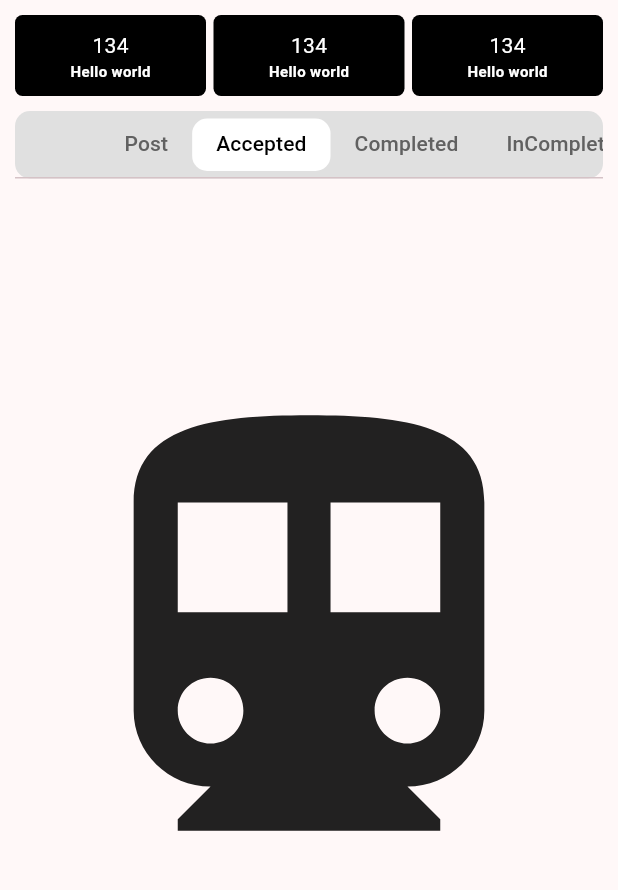
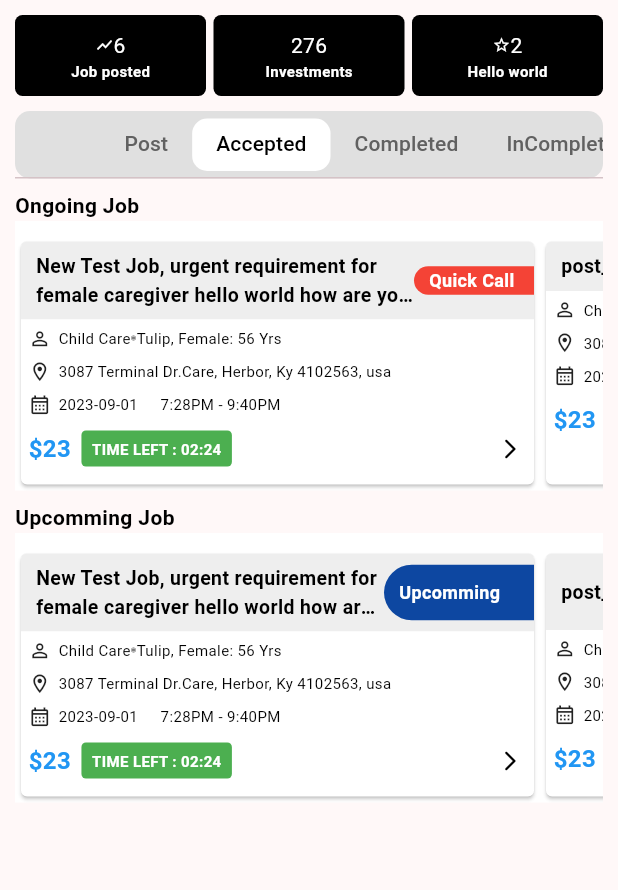
Before and after one commit to ekodusproduction/peaceworc-agency-flutter-app, a Flutter app: the DashBoardScreen screen opened directly, tab 2 chosen, on a phone screen of 412 x 824 dp, the part 132-1022 px from its top. Run offline on Flutter 3.47's test engine with Material 2 defaults, Android fonts, the phone set to English and light mode, and no system bars; our stand-ins replace flutter_svg, fluttertoast; missing offline and left inert: dart:ffi.

Commit message:
accepted job - 11/9/2023

```diff
--- a/lib/ui/DashBoardScreen.dart
+++ b/lib/ui/DashBoardScreen.dart
@@ -1,4 +1,5 @@
 import 'package:flutter/material.dart';
+import 'package:peaceworc_agency/ui/accepted_jobs/AccptedJobsScreen.dart';
 import 'package:peaceworc_agency/ui/post_job_list/PostJobListScreen.dart';
 
 class DashBoardScreen extends StatefulWidget {
@@ -70,8 +71,14 @@ class _DashBoardScreenState extends State<DashBoardScreen> {
                               padding: const EdgeInsets.only(top: 10, bottom: 10.0),
                               child: Column(
                                 children: [
-                                  Text("134", style: TextStyle(color: Colors.white),),
-                                  Text("Hello world", style: TextStyle(color: Colors.white, fontWeight: FontWeight.bold, fontSize: 10.0),),
+                                  Row(
+                                    mainAxisAlignment: MainAxisAlignment.center,
+                                    children: [
+                                      Icon(Icons.show_chart, size: 12, color: Colors.white,),
+                                      Text("6", style: TextStyle(color: Colors.white),),
+                                    ],
+                                  ),
+                                  Text("Job posted", style: TextStyle(color: Colors.white, fontWeight: FontWeight.bold, fontSize: 10.0),),
                                 ],
                               ),
                             ),
@@ -88,8 +95,8 @@ class _DashBoardScreenState extends State<DashBoardScreen> {
                               padding: const EdgeInsets.only(top: 10, bottom: 10.0),
                               child: Column(
                                 children: [
-                                  Text("134", style: TextStyle(color: Colors.white),),
-                                  Text("Hello world", style: TextStyle(color: Colors.white, fontWeight: FontWeight.bold, fontSize: 10.0),),
+                                Text("276", style: TextStyle(color: Colors.white),),
+                                  Text("Investments", style: TextStyle(color: Colors.white, fontWeight: FontWeight.bold, fontSize: 10.0),),
                                 ],
                               ),
                             ),
@@ -106,7 +113,13 @@ class _DashBoardScreenState extends State<DashBoardScreen> {
                               padding: const EdgeInsets.only(top: 10, bottom: 10.0),
                               child: Column(
                                 children: [
-                                  Text("134", style: TextStyle(color: Colors.white),),
+                                  Row(
+                                    mainAxisAlignment: MainAxisAlignment.center,
+                                    children: [
+                                      Icon(Icons.star_border_outlined, size: 12, color: Colors.white,),
+                                      Text("2", style: TextStyle(color: Colors.white),),
+                                    ],
+                                  ),
                                   Text("Hello world", style: TextStyle(color: Colors.white, fontWeight: FontWeight.bold, fontSize: 10.0),),
                                 ],
                               ),
@@ -148,7 +161,7 @@ class _DashBoardScreenState extends State<DashBoardScreen> {
                     child:  TabBarView(
                       children: [
                         PostJobListScreen(),
-                        Icon(Icons.directions_transit, size: 350),
+                        AcceptedJobsScreen(),
                         Icon(Icons.directions_car, size: 350),
                         Icon(Icons.child_friendly_sharp, size: 350),
                       ],
--- /dev/null
+++ b/lib/ui/accepted_jobs/AccptedJobsScreen.dart
@@ -0,0 +1,53 @@
+import 'package:flutter/material.dart';
+import 'package:peaceworc_agency/ui/accepted_jobs/OngoingJobCard.dart';
+import 'package:peaceworc_agency/ui/accepted_jobs/UpcommingJobCard.dart';
+import 'package:peaceworc_agency/ui/post_job_list/PostJobCard.dart';
+class AcceptedJobsScreen extends StatefulWidget {
+  const AcceptedJobsScreen({super.key});
+
+  @override
+  State<AcceptedJobsScreen> createState() => _AcceptedJobsScreenState();
+}
+
+class _AcceptedJobsScreenState extends State<AcceptedJobsScreen> {
+  final List _jobs = [
+    "New Test Job, urgent requirement for female caregiver hello world how are you not good just chill.",
+    "post_2",
+    "post_3"
+  ];
+
+  @override
+  Widget build(BuildContext context) {
+    return Scaffold(
+      body: Column(
+        crossAxisAlignment: CrossAxisAlignment.start,
+        children: [
+          SizedBox(height: 8,),
+          Text("Ongoing Job", style: TextStyle(fontSize: 14, fontWeight: FontWeight.bold, color: Colors.black),),
+          SizedBox(
+            height: 180,
+            child: ListView.builder(
+              shrinkWrap: true,
+                scrollDirection: Axis.horizontal,
+                itemCount: _jobs.length.toInt(),
+                itemBuilder: (context, index){
+                  return OngoingJobCard(child: _jobs[index]);
+                }),
+          ),
+          SizedBox(height: 8,),
+          Text("Upcomming Job", style: TextStyle(fontSize: 14, fontWeight: FontWeight.bold, color: Colors.black),),
+          SizedBox(
+            height: 180,
+            child: ListView.builder(
+                shrinkWrap: true,
+                scrollDirection: Axis.horizontal,
+                itemCount: _jobs.length.toInt(),
+                itemBuilder: (context, index){
+                  return UpcommingJobCard(child: _jobs[index]);
+                }),
+          ),
+        ],
+      ),
+    );
+  }
+}
--- /dev/null
+++ b/lib/ui/accepted_jobs/OngoingJobCard.dart
@@ -0,0 +1,134 @@
+import 'package:flutter/material.dart';
+class OngoingJobCard extends StatefulWidget {
+  final String child;
+  const OngoingJobCard({required this.child});
+
+  @override
+  State<OngoingJobCard> createState() => _OngoingJobCardState();
+}
+
+class _OngoingJobCardState extends State<OngoingJobCard> {
+
+  @override
+  Widget build(BuildContext context) {
+    return Container(
+      color: Colors.white,
+      width: 350,
+      child: Padding(
+        padding: const EdgeInsets.only(top: 10.0),
+        child: Card(
+          color: Colors.white,
+          shape: RoundedRectangleBorder(
+            borderRadius: BorderRadius.circular(4),
+          ),
+          clipBehavior: Clip.antiAliasWithSaveLayer,
+          child: Column(
+            crossAxisAlignment: CrossAxisAlignment.start,
+            children: <Widget>[
+              Container(
+                color: Colors.grey[200],
+                child: Padding(
+                  padding: const EdgeInsets.only(left: 10.0, top: 7.0, bottom: 7.0),
+                  child: Row(
+                    mainAxisAlignment: MainAxisAlignment.spaceBetween,
+                    children: <Widget>[
+                      Expanded(child: Text(
+                        widget.child,
+                        style: TextStyle(color: Colors.black, fontWeight: FontWeight.bold, fontSize: 13.0),
+                        maxLines: 2,
+                        overflow: TextOverflow.ellipsis,
+                      )),
+                      Container(
+                          width: 80,
+                          decoration: BoxDecoration(
+                              color: Colors.red,
+                              borderRadius: BorderRadius.only(topLeft: Radius.circular(100), bottomLeft: Radius.circular(100))
+                          ),
+                          child: SizedBox(width:10, child: Padding(
+                            padding: const EdgeInsets.only(right: 10.0, left: 10.0, top: 1.0, bottom: 1.0),
+                            child: Text(
+                              "Quick Call",
+                              style: TextStyle(color: Colors.white, fontWeight: FontWeight.bold, fontSize: 12),
+                            ),
+                          ))
+                      )
+                    ],
+                  ),
+                ),
+              ),
+              Container(
+                color: Colors.white,
+                child: Padding(
+                  padding: const EdgeInsets.only(left: 5.0),
+                  child: Column(
+                    mainAxisAlignment: MainAxisAlignment.center,
+                    children: [
+                      SizedBox(height: 5,),
+                      Row(
+                        mainAxisAlignment: MainAxisAlignment.start,
+                        children: [
+                          Icon(Icons.person_outline, size: 15,),
+                          SizedBox(width: 5,),
+                          Text("Child Care", style: TextStyle(fontSize: 10, fontWeight: FontWeight.normal, color: Colors.black),maxLines: 1,),
+                          Icon(Icons.do_not_disturb_on_total_silence, color: Colors.grey[800],size: 4,),
+                          Text("Tulip, Female: 56 Yrs", style: TextStyle(fontSize: 10, fontWeight: FontWeight.normal, color: Colors.black),maxLines: 1,)
+                        ],
+                      ),
+                      SizedBox(height: 7,),
+                      Row(
+                        mainAxisAlignment: MainAxisAlignment.start,
+                        children: [
+                          Icon(Icons.location_on_outlined, size: 15,),
+                          SizedBox(width: 5,),
+                          Text("3087 Terminal Dr.Care, Herbor, Ky 4102563, usa", style: TextStyle(fontSize: 10, fontWeight: FontWeight.normal, color: Colors.black),maxLines: 1,),
+                        ],
+                      ),
+                      SizedBox(height: 7,),
+                      Row(
+                        mainAxisAlignment: MainAxisAlignment.start,
+                        children: [
+                          Icon(Icons.calendar_month_outlined, size: 15,),
+                          SizedBox(width: 5,),
+                          Text("2023-09-01", style: TextStyle(fontSize: 10, fontWeight: FontWeight.normal, color: Colors.black), maxLines: 1,),
+                          SizedBox(width: 15,),
+                          Text("7:28PM - 9:40PM", style: TextStyle(fontSize: 10, fontWeight: FontWeight.normal, color: Colors.black), maxLines: 1,),
+                        ],
+                      ),
+                      SizedBox(height: 10,),
+                      Row(
+                        mainAxisAlignment: MainAxisAlignment.spaceBetween,
+                        children: [
+                          Row(
+                            children: [
+                              Text("\u002423", style: TextStyle(fontSize: 16, fontWeight: FontWeight.bold, color: Colors.blue[500]),),
+                              SizedBox(width: 7,),
+                              Container(
+                                decoration: BoxDecoration(
+                                    borderRadius: BorderRadius.circular(3),
+                                    color: Colors.green[500]
+                                ),
+                                child: Padding(
+                                  padding: const EdgeInsets.only(left: 7.0, right: 7.0, top: 5.0, bottom: 5.0),
+                                  child: Text("TIME LEFT : 02:24", style: TextStyle(fontWeight: FontWeight.bold, color: Colors.white, fontSize: 10), maxLines: 1,),
+                                ),
+                              )
+                            ],
+                          ),
+                          Padding(
+                            padding: const EdgeInsets.only(right: 8.0),
+                            child: Icon(Icons.arrow_forward_ios_rounded, size: 16, color: Colors.black,),
+                          ),
+                        ],
+                      ),
+                      SizedBox(height: 10,),
+                    ],
+                  ),
+                ),
+              )
+            ],
+          ),
+        ),
+      ),
+    );
+  }
+}
--- /dev/null
+++ b/lib/ui/accepted_jobs/UpcommingJobCard.dart
@@ -0,0 +1,133 @@
+import 'package:flutter/material.dart';
+class UpcommingJobCard extends StatefulWidget {
+  final String child;
+  const UpcommingJobCard({required this.child});
+
+  @override
+  State<UpcommingJobCard> createState() => _UpcommingJobCardState();
+}
+
+class _UpcommingJobCardState extends State<UpcommingJobCard> {
+  @override
+  Widget build(BuildContext context) {
+    return Container(
+      color: Colors.white,
+      width: 350,
+      child: Padding(
+        padding: const EdgeInsets.only(top: 10.0),
+        child: Card(
+          color: Colors.white,
+          shape: RoundedRectangleBorder(
+            borderRadius: BorderRadius.circular(4),
+          ),
+          clipBehavior: Clip.antiAliasWithSaveLayer,
+          child: Column(
+            crossAxisAlignment: CrossAxisAlignment.start,
+            children: <Widget>[
+              Container(
+                color: Colors.grey[200],
+                child: Padding(
+                  padding: const EdgeInsets.only(left: 10.0, top: 7.0, bottom: 7.0),
+                  child: Row(
+                    mainAxisAlignment: MainAxisAlignment.spaceBetween,
+                    children: <Widget>[
+                      Expanded(child: Text(
+                        widget.child,
+                        style: TextStyle(color: Colors.black, fontWeight: FontWeight.bold, fontSize: 13.0),
+                        maxLines: 2,
+                        overflow: TextOverflow.ellipsis,
+                      )),
+                      Container(
+                          width: 100,
+                          decoration: BoxDecoration(
+                              color: Colors.blue[900],
+                              borderRadius: BorderRadius.only(topLeft: Radius.circular(100), bottomLeft: Radius.circular(100))
+                          ),
+                          child: SizedBox(width:10, child: Padding(
+                            padding: const EdgeInsets.only(right: 10.0, left: 10.0, top: 10.0, bottom: 10.0),
+                            child: Text(
+                              "Upcomming",
+                              style: TextStyle(color: Colors.white, fontWeight: FontWeight.bold, fontSize: 12),
+                            ),
+                          ))
+                      )
+                    ],
+                  ),
+                ),
+              ),
+              Container(
+                color: Colors.white,
+                child: Padding(
+                  padding: const EdgeInsets.only(left: 5.0),
+                  child: Column(
+                    mainAxisAlignment: MainAxisAlignment.center,
+                    children: [
+                      SizedBox(height: 5,),
+                      Row(
+                        mainAxisAlignment: MainAxisAlignment.start,
+                        children: [
+                          Icon(Icons.person_outline, size: 15,),
+                          SizedBox(width: 5,),
+                          Text("Child Care", style: TextStyle(fontSize: 10, fontWeight: FontWeight.normal, color: Colors.black),maxLines: 1,),
+                          Icon(Icons.do_not_disturb_on_total_silence, color: Colors.grey[800],size: 4,),
+                          Text("Tulip, Female: 56 Yrs", style: TextStyle(fontSize: 10, fontWeight: FontWeight.normal, color: Colors.black),maxLines: 1,)
+                        ],
+                      ),
+                      SizedBox(height: 7,),
+                      Row(
+                        mainAxisAlignment: MainAxisAlignment.start,
+                        children: [
+                          Icon(Icons.location_on_outlined, size: 15,),
+                          SizedBox(width: 5,),
+                          Text("3087 Terminal Dr.Care, Herbor, Ky 4102563, usa", style: TextStyle(fontSize: 10, fontWeight: FontWeight.normal, color: Colors.black),maxLines: 1,),
+                        ],
+                      ),
+                      SizedBox(height: 7,),
+                      Row(
+                        mainAxisAlignment: MainAxisAlignment.start,
+                        children: [
+                          Icon(Icons.calendar_month_outlined, size: 15,),
+                          SizedBox(width: 5,),
+                          Text("2023-09-01", style: TextStyle(fontSize: 10, fontWeight: FontWeight.normal, color: Colors.black), maxLines: 1,),
+                          SizedBox(width: 15,),
+                          Text("7:28PM - 9:40PM", style: TextStyle(fontSize: 10, fontWeight: FontWeight.normal, color: Colors.black), maxLines: 1,),
+                        ],
+                      ),
+                      SizedBox(height: 10,),
+                      Row(
+                        mainAxisAlignment: MainAxisAlignment.spaceBetween,
+                        children: [
+                          Row(
+                            children: [
+                              Text("\u002423", style: TextStyle(fontSize: 16, fontWeight: FontWeight.bold, color: Colors.blue[500]),),
+                              SizedBox(width: 7,),
+                              Container(
+                                decoration: BoxDecoration(
+                                    borderRadius: BorderRadius.circular(3),
+                                    color: Colors.green[500]
+                                ),
+                                child: Padding(
+                                  padding: const EdgeInsets.only(left: 7.0, right: 7.0, top: 5.0, bottom: 5.0),
+                                  child: Text("TIME LEFT : 02:24", style: TextStyle(fontWeight: FontWeight.bold, color: Colors.white, fontSize: 10), maxLines: 1,),
+                                ),
+                              )
+                            ],
+                          ),
+                          Padding(
+                            padding: const EdgeInsets.only(right: 8.0),
+                            child: Icon(Icons.arrow_forward_ios_rounded, size: 16, color: Colors.black,),
+                          ),
+                        ],
+                      ),
+                      SizedBox(height: 10,),
+                    ],
+                  ),
+                ),
+              )
+            ],
+          ),
+        ),
+      ),
+    );
+  }
+}
--- a/lib/ui/job_post/JobPostScreen.dart
+++ b/lib/ui/job_post/JobPostScreen.dart
@@ -19,21 +19,21 @@ class _JobPostScreenState extends State<JobPostScreen> {
 
   List<Step> stepList() => [
      Step(
-        state: _activeStepIndex <= 0 ? StepState.editing : StepState.complete,
+        state: _activeStepIndex <= 0 ? StepState.indexed : StepState.complete,
         isActive: _activeStepIndex >= 0,
         title: const Text(""),
         label: Text("Mandatory", style: TextStyle(fontSize: 12),),
         content: MandatoryScreen()
     ),
     Step(
-        state: _activeStepIndex <= 1 ? StepState.editing : StepState.complete,
+        state: _activeStepIndex <= 1 ? StepState.indexed : StepState.complete,
         isActive: _activeStepIndex >= 1,
         title: const Text(""),
         label: Text("Optional", style: TextStyle(fontSize: 12)),
         content: OptionalScreen()
     ),
     Step(
-        state: _activeStepIndex <= 2 ? StepState.editing : StepState.complete,
+        state: _activeStepIndex <= 2 ? StepState.indexed : StepState.complete,
         isActive: _activeStepIndex >= 2,
         title: const Text(""),
         label: Text("Preview", style: TextStyle(fontSize: 12)),
--- a/lib/ui/job_post/MandatorySceen.dart
+++ b/lib/ui/job_post/MandatorySceen.dart
@@ -125,7 +125,8 @@ class _MandatoryScreenState extends State<MandatoryScreen> {
             )
         ),
         SizedBox(height: 8,),
-        Container(
+        Visibility(
+          child: Container(
             decoration: BoxDecoration(
               borderRadius: BorderRadius.circular(10),
               color: Colors.grey[300],
@@ -151,6 +152,8 @@ class _MandatoryScreenState extends State<MandatoryScreen> {
               ),
             ),
           ),
+          visible: false,
+        ),
         const SizedBox(
           height: 20,
         ),
```
Lines whose indentation alone changed are shown as unchanged.
